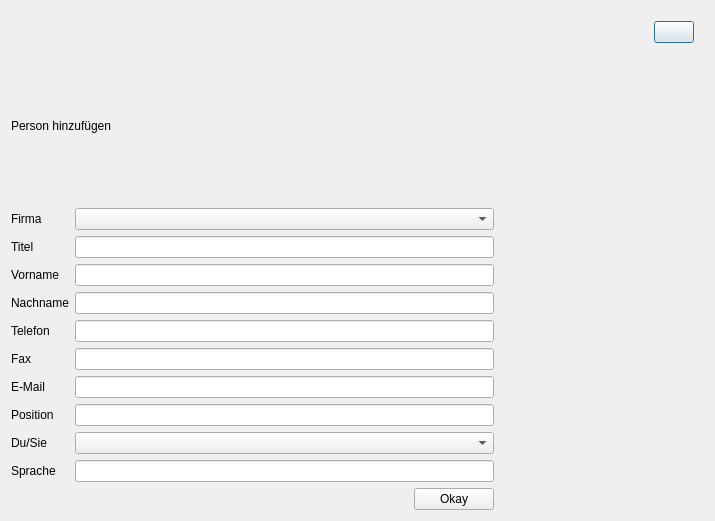
This is createperson.ui in green-lion-racing/glr-database as Qt 5 draws it before an edit. The edited form follows.
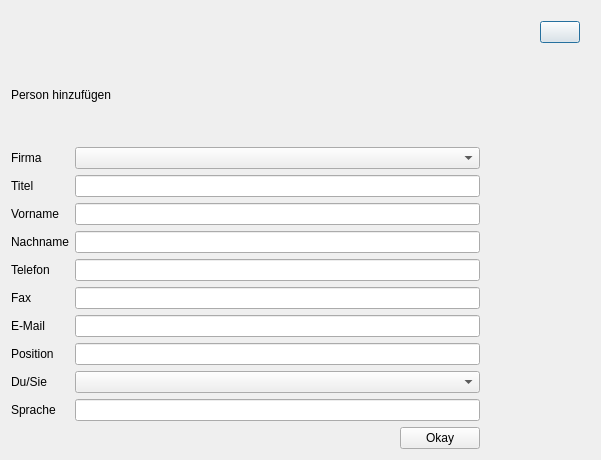
This is the edited form.

Commit message: Updates layout createcompany

Diff of the .ui file:
```diff
--- a/createperson.ui
+++ b/createperson.ui
@@ -6,8 +6,8 @@
    <rect>
     <x>0</x>
     <y>0</y>
-    <width>715</width>
-    <height>521</height>
+    <width>601</width>
+    <height>460</height>
    </rect>
   </property>
   <property name="windowTitle">
@@ -24,6 +24,9 @@
      </property>
      <item>
       <layout class="QHBoxLayout" name="horizontalLayout_2">
+       <property name="spacing">
+        <number>6</number>
+       </property>
        <item>
         <spacer name="horizontalSpacer_2">
          <property name="orientation">
@@ -56,7 +59,7 @@
      <item>
       <layout class="QFormLayout" name="formLayout">
        <property name="rightMargin">
-        <number>200</number>
+        <number>100</number>
        </property>
        <item row="0" column="0">
         <widget class="QLabel" name="l_company">
```
The commit also changes 4 other files.
